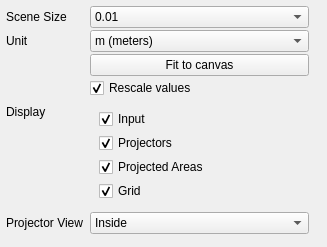
Above: src/app/ui/omni_ui_Scene.ui from WilstonOreo/omnidome before the change. Below: the same form after it.
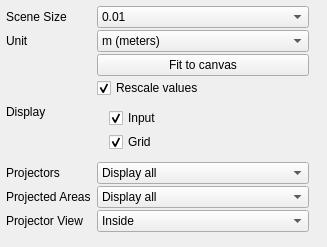
That is the form after the change.

Commit message: CubeMap images with numbers, Scene settings in live mode, Blend brush fix

Diff of the .ui file:
```diff
--- a/src/app/ui/omni_ui_Scene.ui
+++ b/src/app/ui/omni_ui_Scene.ui
@@ -64,6 +64,15 @@
       <property name="spacing">
        <number>4</number>
       </property>
+      <property name="leftMargin">
+       <number>12</number>
+      </property>
+      <property name="topMargin">
+       <number>8</number>
+      </property>
+      <property name="bottomMargin">
+       <number>8</number>
+      </property>
       <item>
        <widget class="QCheckBox" name="chkInput">
         <property name="whatsThis">
@@ -77,32 +86,6 @@
         </property>
        </widget>
       </item>
-      <item>
-       <widget class="QCheckBox" name="chkProjectors">
-        <property name="whatsThis">
-         <string>Display projectors</string>
-        </property>
-        <property name="text">
-         <string>Projectors</string>
-        </property>
-        <property name="checked">
-         <bool>true</bool>
-        </property>
-       </widget>
-      </item>
-      <item>
-       <widget class="QCheckBox" name="chkProjectedAreas">
-        <property name="whatsThis">
-         <string>Display projected areas on canvas</string>
-        </property>
-        <property name="text">
-         <string>Projected Areas</string>
-        </property>
-        <property name="checked">
-         <bool>true</bool>
-        </property>
-       </widget>
-      </item>
       <item>
        <widget class="QCheckBox" name="chkGrid">
         <property name="whatsThis">
@@ -119,14 +102,14 @@
      </layout>
     </widget>
    </item>
-   <item row="9" column="0">
+   <item row="11" column="0">
     <widget class="QLabel" name="lbProjectorView">
      <property name="text">
       <string>Projector View</string>
      </property>
     </widget>
    </item>
-   <item row="9" column="1">
+   <item row="11" column="1">
     <widget class="QComboBox" name="boxFrustumViewMode">
      <property name="sizePolicy">
       <sizepolicy hsizetype="Expanding" vsizetype="Fixed">
@@ -268,12 +251,76 @@
     </widget>
    </item>
    <item row="1" column="0">
-    <widget class="QLabel" name="label">
+    <widget class="QLabel" name="lbUnit">
      <property name="text">
       <string>Unit</string>
      </property>
     </widget>
    </item>
+   <item row="9" column="0">
+    <widget class="QLabel" name="label">
+     <property name="text">
+      <string>Projectors</string>
+     </property>
+    </widget>
+   </item>
+   <item row="9" column="1">
+    <widget class="QComboBox" name="boxProjectors">
+     <property name="sizePolicy">
+      <sizepolicy hsizetype="Expanding" vsizetype="Fixed">
+       <horstretch>0</horstretch>
+       <verstretch>0</verstretch>
+      </sizepolicy>
+     </property>
+     <item>
+      <property name="text">
+       <string>Display all</string>
+      </property>
+     </item>
+     <item>
+      <property name="text">
+       <string>Display selected only</string>
+      </property>
+     </item>
+     <item>
+      <property name="text">
+       <string>Display none</string>
+      </property>
+     </item>
+    </widget>
+   </item>
+   <item row="10" column="0">
+    <widget class="QLabel" name="label_2">
+     <property name="text">
+      <string>Projected Areas</string>
+     </property>
+    </widget>
+   </item>
+   <item row="10" column="1">
+    <widget class="QComboBox" name="boxProjectedAreas">
+     <property name="sizePolicy">
+      <sizepolicy hsizetype="Expanding" vsizetype="Fixed">
+       <horstretch>0</horstretch>
+       <verstretch>0</verstretch>
+      </sizepolicy>
+     </property>
+     <item>
+      <property name="text">
+       <string>Display all</string>
+      </property>
+     </item>
+     <item>
+      <property name="text">
+       <string>Display selected only</string>
+      </property>
+     </item>
+     <item>
+      <property name="text">
+       <string>Display none</string>
+      </property>
+     </item>
+    </widget>
+   </item>
   </layout>
  </widget>
  <resources/>
```
The commit also changes 19 other files.
